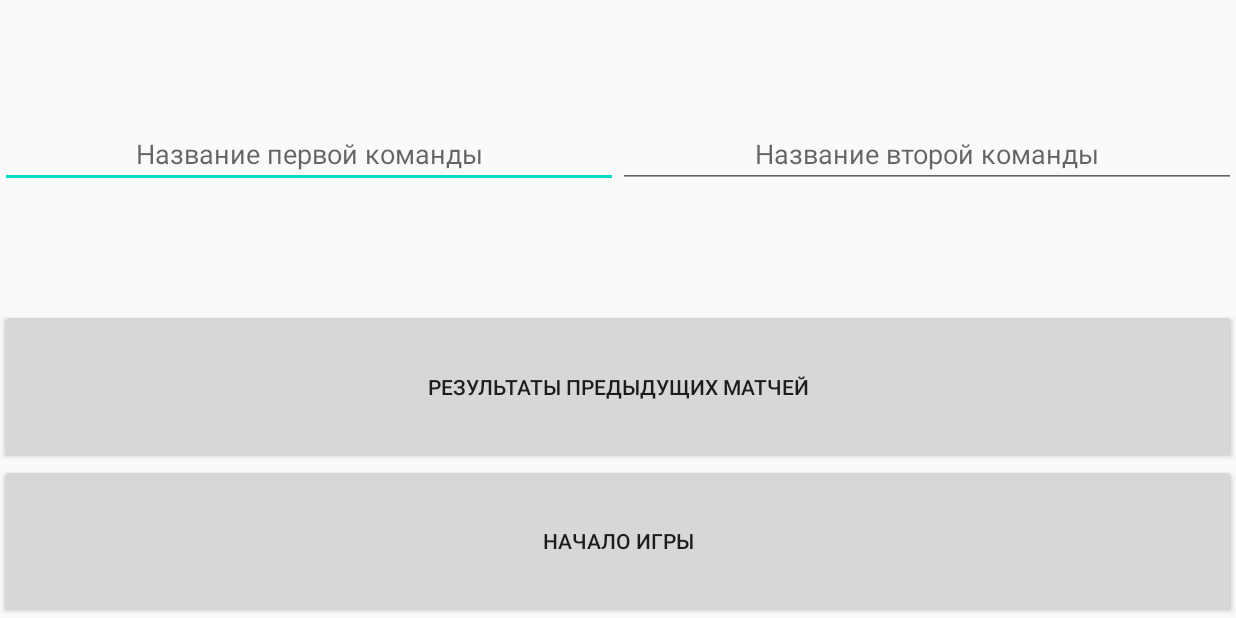
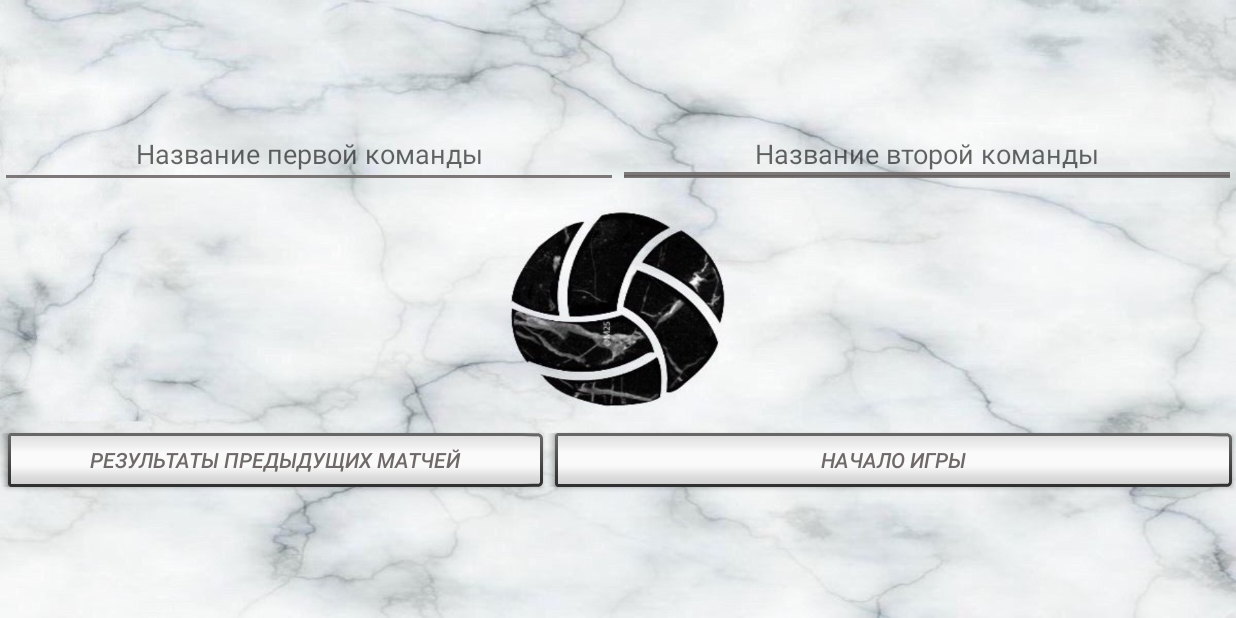
Before and after one commit to denn02/volleyball-1, an Android app: the screen it shows after launch (MainActivity), on a phone screen of 824 x 412 dp (held sideways). Run offline under Robolectric (Android 15) with nearby library versions, the phone set to English and light mode, and no system bars; 2 statements that could not run were skipped.

Commit message:
Styled first layout

```diff
--- a/app/src/main/java/com/example/volleyball/MainActivity.java
+++ b/app/src/main/java/com/example/volleyball/MainActivity.java
@@ -4,6 +4,7 @@ import androidx.appcompat.app.AppCompatActivity;
 
 import android.os.Bundle;
 import android.view.View;
+import android.view.Window;
 
 import com.example.volleyball.ui.main.MainFragment;
 
@@ -12,7 +13,9 @@ public class MainActivity extends AppCompatActivity {
     @Override
     protected void onCreate(Bundle savedInstanceState) {
         super.onCreate(savedInstanceState);
-        getWindow().getDecorView().setSystemUiVisibility(View.SYSTEM_UI_FLAG_FULLSCREEN | View.SYSTEM_UI_FLAG_IMMERSIVE_STICKY | View.SYSTEM_UI_FLAG_HIDE_NAVIGATION);
+// try to hide hud
+        requestWindowFeature(Window.FEATURE_NO_TITLE);
+//        getWindow().getDecorView().setSystemUiVisibility(View.SYSTEM_UI_FLAG_FULLSCREEN | View.SYSTEM_UI_FLAG_IMMERSIVE_STICKY | View.SYSTEM_UI_FLAG_HIDE_NAVIGATION);
         setContentView(R.layout.main_activity);
     }
 }
--- a/app/src/main/java/com/example/volleyball/ui/main/MainFragment.java
+++ b/app/src/main/java/com/example/volleyball/ui/main/MainFragment.java
@@ -2,6 +2,7 @@ package com.example.volleyball.ui.main;
 
 import androidx.lifecycle.ViewModelProviders;
 
+import android.content.Intent;
 import android.media.SoundPool;
 import android.os.Bundle;
 
@@ -14,12 +15,17 @@ import android.view.LayoutInflater;
 import android.view.View;
 import android.view.ViewGroup;
 import android.widget.Button;
+import android.widget.EditText;
 
+import com.example.volleyball.GameFragment;
 import com.example.volleyball.R;
 
 public class MainFragment extends Fragment implements View.OnClickListener {
 
     private MainViewModel mViewModel;
+    View view;
+    final EditText team1 = (EditText) view.findViewById(R.id.EditTextTeam1);
+    final EditText team2 = (EditText) view.findViewById(R.id.EditTextTeam2);
 
     public static MainFragment newInstance() {
         return new MainFragment();
@@ -46,6 +52,15 @@ public class MainFragment extends Fragment implements View.OnClickListener {
 
     @Override
     public void onClick(View v) {
+/*  any huita,
+*   try to put in GameFragment,
+*   but i don't know how put it in SurfaceView
+*/
+
+//        Intent intent = new Intent(this, GameFragment.newInstance(team1, team2));
+//        intent.putExtra("team1", team1.getText().toString());
+//        intent.putExtra("team2", team2.getText().toString());
+//        startActivity(intent);
         switch (v.getId()) {
             case R.id.btnResults:
                 Navigation.findNavController(v).navigate(R.id.mainToResultGames);
--- a/app/src/main/res/layout/main_fragment.xml
+++ b/app/src/main/res/layout/main_fragment.xml
@@ -5,6 +5,7 @@
     android:id="@+id/main"
     android:layout_width="match_parent"
     android:layout_height="match_parent"
+    android:background="@drawable/background_start"
     tools:context=".ui.main.MainFragment">
 
     <LinearLayout
@@ -28,15 +29,19 @@
                 android:layout_height="wrap_content"
                 android:layout_gravity="center"
                 android:layout_weight="0.5"
+                android:backgroundTint="#E6716B6B"
                 android:gravity="center_horizontal"
-                android:hint="@string/team_1" />
+                android:hint="@string/team_1"
+                android:textAlignment="center" />
 
             <com.google.android.material.textfield.TextInputEditText
-                android:id="@+id/Team2"
+                android:id="@+id/EditTextTeam2"
                 android:layout_width="match_parent"
                 android:layout_height="wrap_content"
                 android:layout_gravity="center_horizontal|center_vertical"
                 android:layout_weight="0.5"
+                android:backgroundTint="#E6716B6B"
+                android:backgroundTintMode="screen"
                 android:gravity="center"
                 android:hint="@string/team_2" />
 
@@ -47,21 +52,39 @@
             android:layout_height="match_parent"
             android:layout_weight="0.5"
             android:baselineAligned="false"
-            android:orientation="vertical">
+            android:orientation="horizontal">
 
             <Button
                 android:id="@+id/btnResults"
-                android:layout_width="match_parent"
-                android:layout_height="match_parent"
-                android:layout_weight="0.5"
-                android:text="@string/match_results" />
+                style="@android:style/Widget.Button.Inset"
+                android:layout_width="wrap_content"
+                android:layout_height="wrap_content"
+                android:layout_gravity="center|center_horizontal"
+                android:layout_weight="0.15"
+                android:gravity="center"
+                android:text="@string/match_results"
+                android:textAlignment="center"
+                android:textAllCaps="true"
+                android:textAppearance="@style/TextAppearance.AppCompat.Body2"
+                android:textColor="#CC4C4545"
+                android:textSize="14sp"
+                android:textStyle="normal|italic" />
 
             <Button
                 android:id="@+id/btnStart"
-                android:layout_width="match_parent"
-                android:layout_height="match_parent"
+                style="@android:style/Widget.Button.Inset"
+                android:layout_width="wrap_content"
+                android:layout_height="wrap_content"
+                android:layout_gravity="center|center_horizontal"
                 android:layout_weight="0.5"
-                android:text="@string/start" />
+                android:gravity="center"
+                android:text="@string/start"
+                android:textAlignment="center"
+                android:textAllCaps="true"
+                android:textAppearance="@style/TextAppearance.AppCompat.Body2"
+                android:textColor="#CC4C4545"
+                android:textSize="14sp"
+                android:textStyle="normal|italic" />
 
         </LinearLayout>
 
```
Also changed, not shown: app/src/main/res/drawable/background_start.jpg (added).
